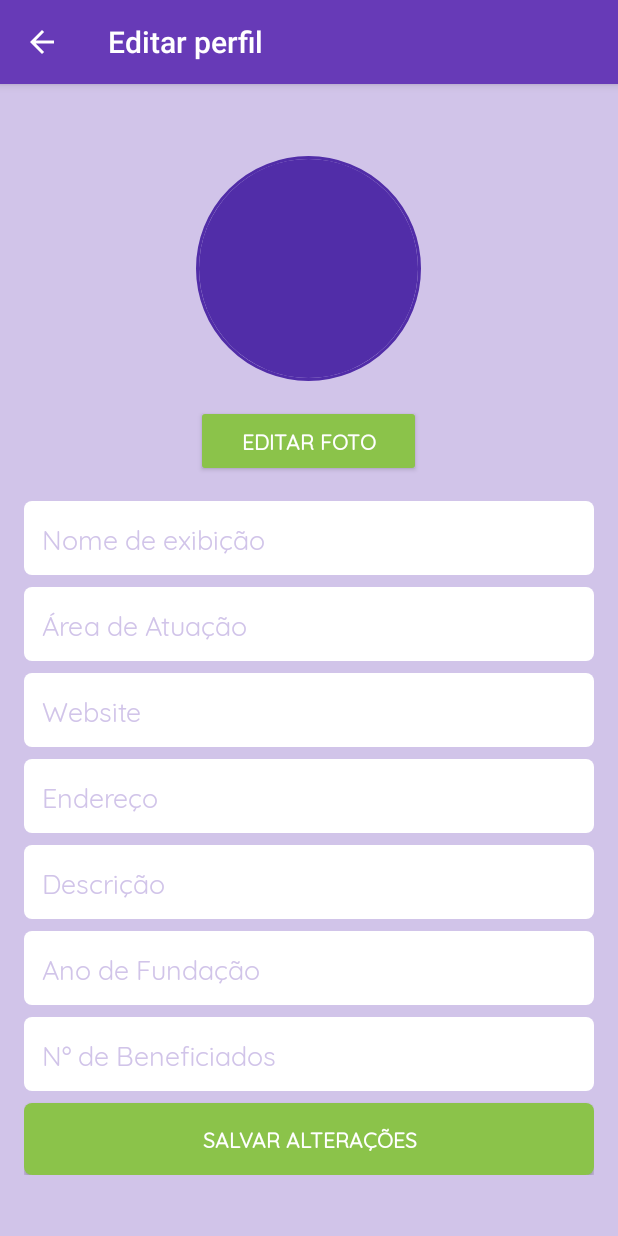
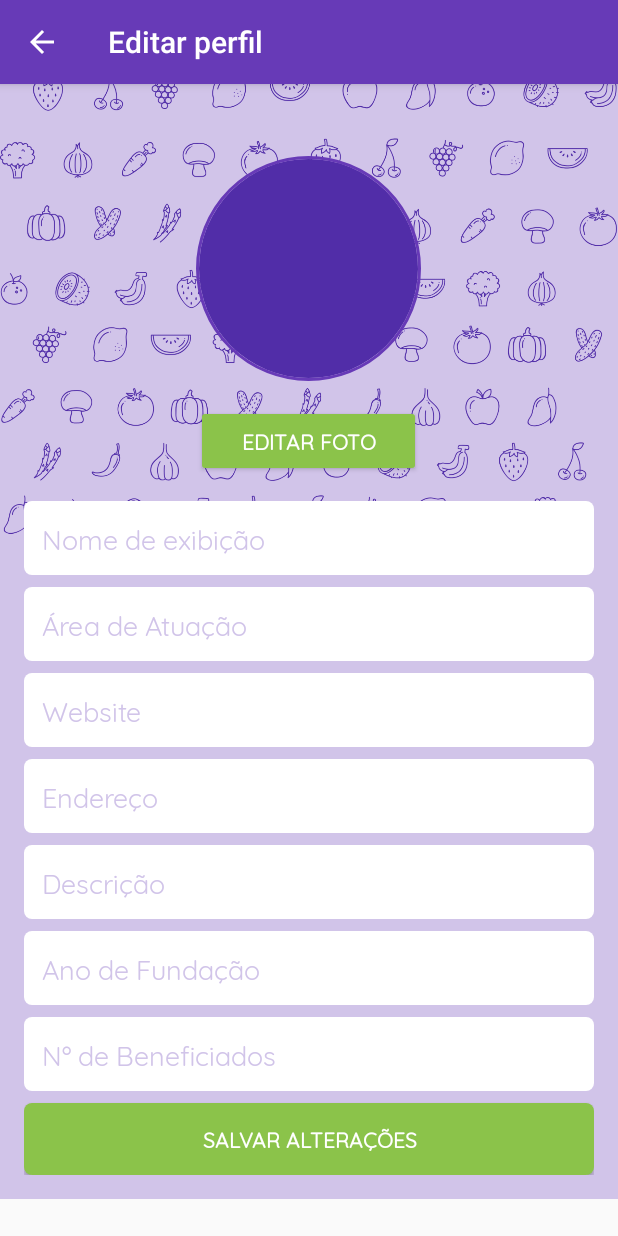
Before and after one commit to jadsonluan/fidu, an Android app: the UpdateProfileActivity screen opened directly, with no data from a screen before it, on a phone screen of 412 x 824 dp. Run offline under Robolectric (Android 15) with nearby library versions, the phone set to English and light mode, and no system bars; our stand-ins replace CircleImageView, Firebase (no records; nobody signed in at launch, a user with empty details on screens opened directly).

Commit message:
Adiciona imagem de fundo

```diff
--- a/app/src/main/res/layout/activity_update_profile.xml
+++ b/app/src/main/res/layout/activity_update_profile.xml
@@ -4,8 +4,20 @@
     xmlns:tools="http://schemas.android.com/tools"
     android:layout_width="match_parent"
     android:layout_height="match_parent"
-    android:background="@color/colorLightPrimary"
     tools:context="br.edu.ufcg.fidu.views.activities.UpdateProfileActivity">
+
+    <FrameLayout
+        android:layout_width="match_parent"
+        android:layout_height="wrap_content"
+        android:background="@color/colorLightPrimary">
+
+        <ImageView
+            android:layout_width="match_parent"
+            android:layout_height="350dp"
+            android:layout_marginTop="-50dp"
+            android:src="@drawable/bg_fruits"
+            android:scaleType="fitCenter"
+            />
 
         <LinearLayout
             android:layout_width="match_parent"
@@ -42,7 +54,7 @@
                 android:layout_height="150dp"
                 android:layout_marginTop="24dp"
                 android:src="@color/colorDarkPrimary"
-            app:civ_border_color="@color/colorDarkPrimary"
+                app:civ_border_color="@color/colorPrimary"
                 app:civ_border_width="2dp"
                 android:tooltipText="Editar"/>
 
@@ -149,4 +161,5 @@
                 android:textSize="14sp"
                 android:textStyle="bold" />
         </LinearLayout>
+    </FrameLayout>
 </ScrollView>
```
Lines whose indentation alone changed are shown as unchanged.
